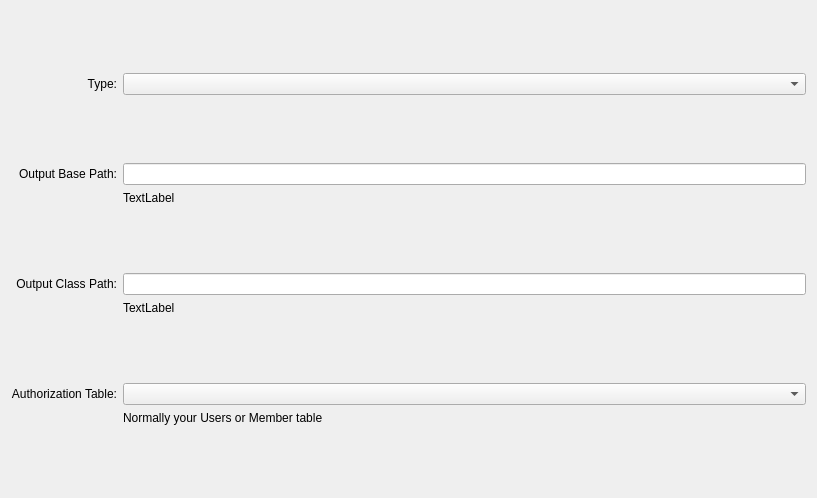
jplflyer/Persist, file PersistGUI/GeneratorForm.ui: the form before one commit.
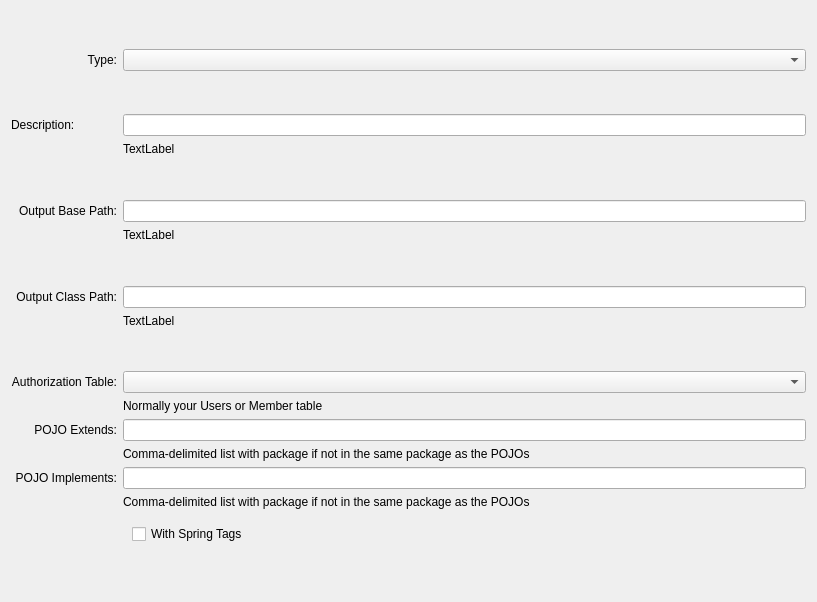
The form after the commit.

Patch:
```diff
--- a/PersistGUI/GeneratorForm.ui
+++ b/PersistGUI/GeneratorForm.ui
@@ -7,14 +7,60 @@
     <x>0</x>
     <y>0</y>
     <width>817</width>
-    <height>498</height>
+    <height>602</height>
    </rect>
   </property>
   <property name="windowTitle">
    <string>Form</string>
   </property>
   <layout class="QGridLayout" name="gridLayout">
-   <item row="2" column="1">
+   <item row="18" column="1">
+    <widget class="QWidget" name="checkW" native="true">
+     <layout class="QHBoxLayout" name="horizontalLayout">
+      <item>
+       <widget class="QCheckBox" name="withSpringTags">
+        <property name="text">
+         <string>With Spring Tags</string>
+        </property>
+       </widget>
+      </item>
+     </layout>
+    </widget>
+   </item>
+   <item row="12" column="1">
+    <widget class="QComboBox" name="authorizationTableCB"/>
+   </item>
+   <item row="6" column="0">
+    <widget class="QLabel" name="basePathL">
+     <property name="text">
+      <string>Output Base Path:</string>
+     </property>
+     <property name="alignment">
+      <set>Qt::AlignRight|Qt::AlignTrailing|Qt::AlignVCenter</set>
+     </property>
+    </widget>
+   </item>
+   <item row="15" column="1">
+    <widget class="QLabel" name="extendsHelp">
+     <property name="text">
+      <string>Comma-delimited list with package if not in the same package as the POJOs</string>
+     </property>
+    </widget>
+   </item>
+   <item row="3" column="1">
+    <widget class="QLineEdit" name="descTF"/>
+   </item>
+   <item row="10" column="1">
+    <widget class="QLabel" name="classPathHelp">
+     <property name="text">
+      <string>TextLabel</string>
+     </property>
+     <property name="wordWrap">
+      <bool>true</bool>
+     </property>
+    </widget>
+   </item>
+   <item row="5" column="1">
     <spacer name="verticalSpacer_3">
      <property name="orientation">
       <enum>Qt::Vertical</enum>
@@ -27,7 +73,24 @@
      </property>
     </spacer>
    </item>
-   <item row="11" column="1">
+   <item row="3" column="0">
+    <widget class="QLabel" name="descL">
+     <property name="text">
+      <string>Description:</string>
+     </property>
+    </widget>
+   </item>
+   <item row="13" column="1">
+    <widget class="QLabel" name="authorizationTableHelp">
+     <property name="text">
+      <string>Normally your Users or Member table</string>
+     </property>
+     <property name="wordWrap">
+      <bool>true</bool>
+     </property>
+    </widget>
+   </item>
+   <item row="19" column="1">
     <spacer name="verticalSpacer">
      <property name="orientation">
       <enum>Qt::Vertical</enum>
@@ -43,43 +106,30 @@
    <item row="1" column="1">
     <widget class="QComboBox" name="typeCB"/>
    </item>
+   <item row="11" column="1">
+    <spacer name="verticalSpacer_5">
+     <property name="orientation">
+      <enum>Qt::Vertical</enum>
+     </property>
+     <property name="sizeHint" stdset="0">
+      <size>
+       <width>20</width>
+       <height>40</height>
+      </size>
+     </property>
+    </spacer>
+   </item>
+   <item row="14" column="0">
+    <widget class="QLabel" name="extendsL">
+     <property name="text">
+      <string>POJO Extends:</string>
+     </property>
+     <property name="alignment">
+      <set>Qt::AlignRight|Qt::AlignTrailing|Qt::AlignVCenter</set>
+     </property>
+    </widget>
+   </item>
    <item row="7" column="1">
-    <widget class="QLabel" name="classPathHelp">
-     <property name="text">
-      <string>TextLabel</string>
-     </property>
-     <property name="wordWrap">
-      <bool>true</bool>
-     </property>
-    </widget>
-   </item>
-   <item row="9" column="1">
-    <widget class="QComboBox" name="authorizationTableCB"/>
-   </item>
-   <item row="0" column="1">
-    <spacer name="verticalSpacer_2">
-     <property name="orientation">
-      <enum>Qt::Vertical</enum>
-     </property>
-     <property name="sizeHint" stdset="0">
-      <size>
-       <width>20</width>
-       <height>40</height>
-      </size>
-     </property>
-    </spacer>
-   </item>
-   <item row="6" column="0">
-    <widget class="QLabel" name="classPathL">
-     <property name="text">
-      <string>Output Class Path:</string>
-     </property>
-     <property name="alignment">
-      <set>Qt::AlignRight|Qt::AlignTrailing|Qt::AlignVCenter</set>
-     </property>
-    </widget>
-   </item>
-   <item row="4" column="1">
     <widget class="QLabel" name="basePathHelp">
      <property name="text">
       <string>TextLabel</string>
@@ -89,6 +139,16 @@
      </property>
     </widget>
    </item>
+   <item row="17" column="1">
+    <widget class="QLabel" name="implementsHelp">
+     <property name="text">
+      <string>Comma-delimited list with package if not in the same package as the POJOs</string>
+     </property>
+    </widget>
+   </item>
+   <item row="14" column="1">
+    <widget class="QLineEdit" name="extendsTF"/>
+   </item>
    <item row="1" column="0">
     <widget class="QLabel" name="typeL">
      <property name="text">
@@ -99,46 +159,69 @@
      </property>
     </widget>
    </item>
-   <item row="3" column="0">
-    <widget class="QLabel" name="basePathL">
-     <property name="text">
-      <string>Output Base Path:</string>
-     </property>
-     <property name="alignment">
-      <set>Qt::AlignRight|Qt::AlignTrailing|Qt::AlignVCenter</set>
-     </property>
-    </widget>
-   </item>
-   <item row="5" column="1">
-    <spacer name="verticalSpacer_4">
-     <property name="orientation">
-      <enum>Qt::Vertical</enum>
-     </property>
-     <property name="sizeHint" stdset="0">
-      <size>
-       <width>20</width>
-       <height>40</height>
-      </size>
-     </property>
-    </spacer>
-   </item>
-   <item row="10" column="1">
-    <widget class="QLabel" name="authorizationTableHelp">
-     <property name="text">
-      <string>Normally your Users or Member table</string>
-     </property>
-     <property name="wordWrap">
-      <bool>true</bool>
-     </property>
-    </widget>
-   </item>
-   <item row="6" column="1">
+   <item row="9" column="1">
     <widget class="QLineEdit" name="classPathTF"/>
    </item>
-   <item row="3" column="1">
+   <item row="6" column="1">
     <widget class="QLineEdit" name="basePathTF"/>
    </item>
+   <item row="2" column="1">
+    <spacer name="verticalSpacer_6">
+     <property name="orientation">
+      <enum>Qt::Vertical</enum>
+     </property>
+     <property name="sizeHint" stdset="0">
+      <size>
+       <width>20</width>
+       <height>40</height>
+      </size>
+     </property>
+    </spacer>
+   </item>
+   <item row="8" column="1">
+    <spacer name="verticalSpacer_4">
+     <property name="orientation">
+      <enum>Qt::Vertical</enum>
+     </property>
+     <property name="sizeHint" stdset="0">
+      <size>
+       <width>20</width>
+       <height>40</height>
+      </size>
+     </property>
+    </spacer>
+   </item>
    <item row="9" column="0">
+    <widget class="QLabel" name="classPathL">
+     <property name="text">
+      <string>Output Class Path:</string>
+     </property>
+     <property name="alignment">
+      <set>Qt::AlignRight|Qt::AlignTrailing|Qt::AlignVCenter</set>
+     </property>
+    </widget>
+   </item>
+   <item row="0" column="1">
+    <spacer name="verticalSpacer_2">
+     <property name="orientation">
+      <enum>Qt::Vertical</enum>
+     </property>
+     <property name="sizeHint" stdset="0">
+      <size>
+       <width>20</width>
+       <height>40</height>
+      </size>
+     </property>
+    </spacer>
+   </item>
+   <item row="4" column="1">
+    <widget class="QLabel" name="descHelp">
+     <property name="text">
+      <string>TextLabel</string>
+     </property>
+    </widget>
+   </item>
+   <item row="12" column="0">
     <widget class="QLabel" name="authorizationTableL">
      <property name="text">
       <string>Authorization Table:</string>
@@ -148,18 +231,18 @@
      </property>
     </widget>
    </item>
-   <item row="8" column="1">
-    <spacer name="verticalSpacer_5">
-     <property name="orientation">
-      <enum>Qt::Vertical</enum>
+   <item row="16" column="1">
+    <widget class="QLineEdit" name="implementsTF"/>
+   </item>
+   <item row="16" column="0">
+    <widget class="QLabel" name="implementsL">
+     <property name="text">
+      <string>POJO Implements:</string>
      </property>
-     <property name="sizeHint" stdset="0">
-      <size>
-       <width>20</width>
-       <height>40</height>
-      </size>
+     <property name="alignment">
+      <set>Qt::AlignRight|Qt::AlignTrailing|Qt::AlignVCenter</set>
      </property>
-    </spacer>
+    </widget>
    </item>
   </layout>
  </widget>
```
